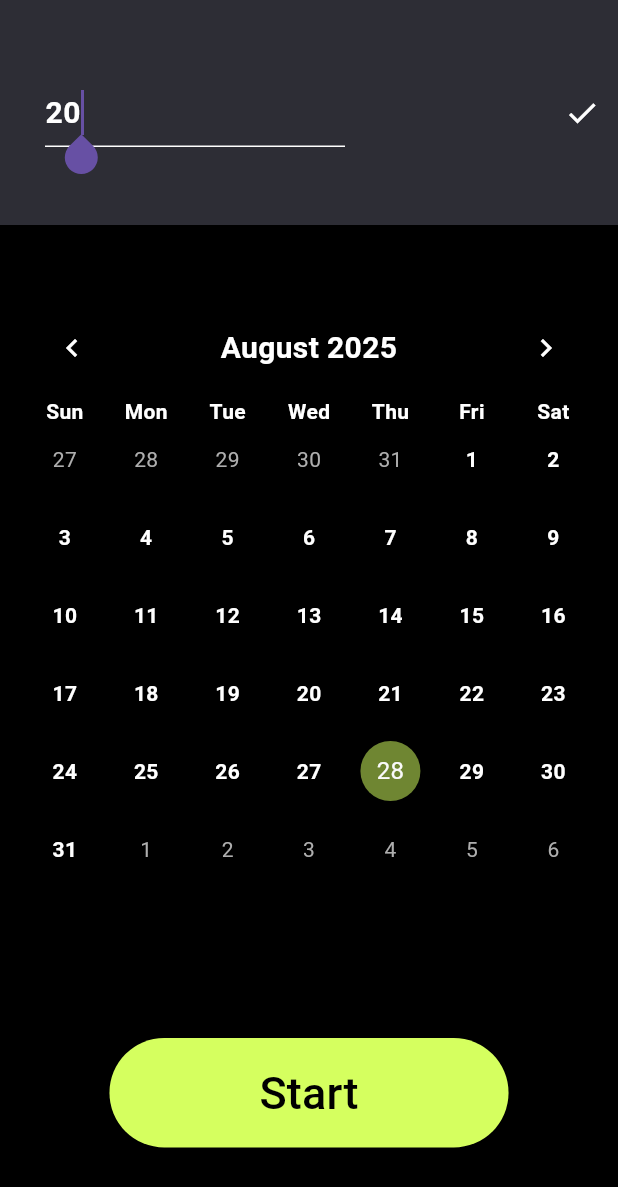
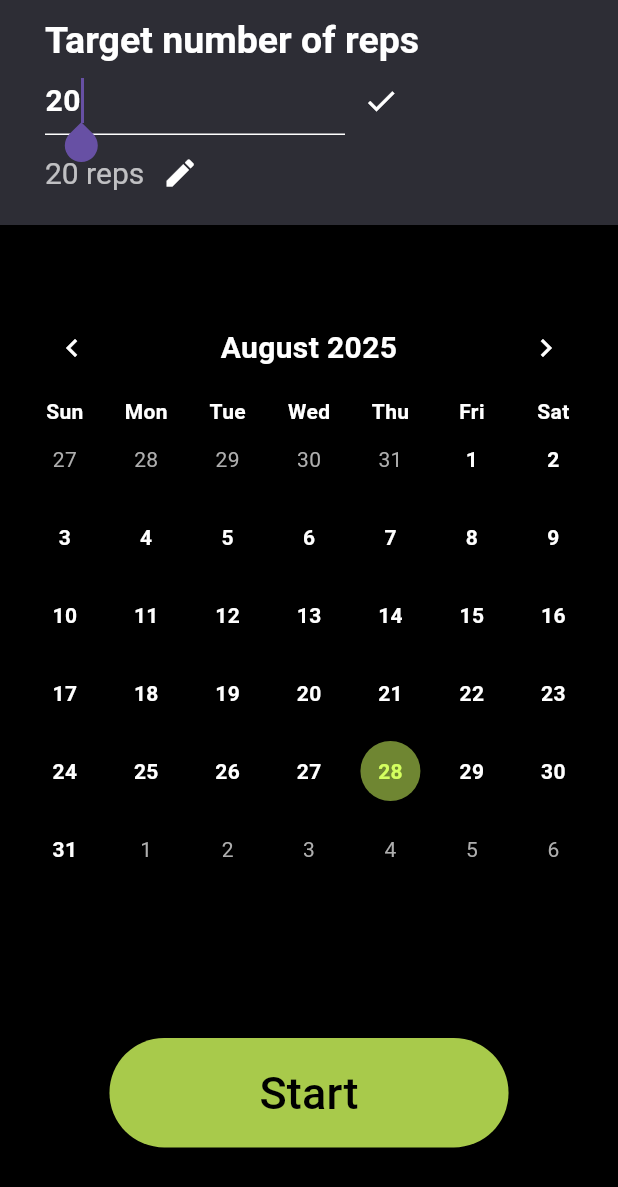
Before and after one commit to itomo2/push-app, a Flutter app: the screen it shows after launch, after a tap on the "edit" icon, on a phone screen of 412 x 824 dp. Shown: the top 1187 px of the screen. Run offline on Flutter 3.47's test engine with Material 3 defaults, Android fonts, the phone set to English and light mode, and no system bars; drawn by our look-alikes of table_calendar; our stand-ins replace hive, hive_flutter; missing offline and left inert: proximity_sensor; accounts and stored records are empty.

Commit message:
カレンダーのappbarの変更

```diff
--- a/push_app/lib/main.dart
+++ b/push_app/lib/main.dart
@@ -152,30 +152,59 @@ class _CalendarState extends State<Calendar> { // Calendar画面の状態管理
   DateTime _focusedDay = DateTime.now(); // 現在フォーカスされている日付
   DateTime? _selectedDay; // 選択された日付（未選択ならnull）
 
-  int _goalCount = 20; // 初期目標回数
-  bool _isEditing = false; // 編集モードかどうか
-  TextEditingController _controller = TextEditingController(); // 目標回数編集用コントローラー
+  int _pushUpGoalCount = 20; // 腕立て伏せの目標回数
+  int _sitUpGoalCount = 50;  // 腹筋の目標回数
+
+  bool _isPushUpEditing = false; // 腕立て伏せ編集モード
+  bool _isSitUpEditing = false;  // 腹筋編集モード
+
+  TextEditingController _pushUpController = TextEditingController(); // 腕立て伏せ編集用コントローラー
+  TextEditingController _sitUpController = TextEditingController();  // 腹筋編集用コントローラー
 
   @override
   void dispose() { // ウィジェット破棄時の処理
-    _controller.dispose(); // コントローラーの破棄
+    _pushUpController.dispose(); // コントローラーの破棄
+    _sitUpController.dispose();  // コントローラーの破棄
     super.dispose();
   }
 
-  void _startEditing() { // 編集モード開始
+  void _startPushUpEditing() { // 編集モード開始
     setState(() {
-      _isEditing = true; // 編集モードON
-      _controller.text = _goalCount.toString(); // 現在の目標回数をテキストフィールドにセット
+      _isPushUpEditing = true; // 編集モードON
+      _pushUpController.text = _pushUpGoalCount.toString(); // 現在の目標回数をテキストフィールドにセット
     });
   }
 
-  void _submitEditing() { // 編集内容を確定
-    final input = _controller.text; // 入力値取得
+  void _startSitUpEditing() { // 編集モード開始
+    setState(() {
+      _isSitUpEditing = true; // 編集モードON
+      _sitUpController.text = _sitUpGoalCount.toString(); // 現在の目標回数をテキストフィールドにセット
+    });
+  }
+
+  void _submitPushUpEditing() { // 編集内容を確定
+    final input = _pushUpController.text; // 入力値取得
     final parsed = int.tryParse(input); // 整数に変換
     if (parsed != null && parsed > 0) { // 正の整数なら
       setState(() {
-        _goalCount = parsed; // 目標回数を更新
-        _isEditing = false; // 編集モードOFF
+        _pushUpGoalCount = parsed; // 目標回数を更新
+        _isPushUpEditing = false; // 編集モードOFF
+      });
+    } else {
+      // 無効な入力の場合、アラート表示（SnackBar）
+      ScaffoldMessenger.of(context).showSnackBar(
+        SnackBar(content: Text('正の整数を入力してください')),
+      );
+    }
+  }
+
+  void _submitSitUpEditing() { // 編集内容を確定
+    final input = _sitUpController.text; // 入力値取得
+    final parsed = int.tryParse(input); // 整数に変換
+    if (parsed != null && parsed > 0) { // 正の整数なら
+      setState(() {
+        _sitUpGoalCount = parsed; // 目標回数を更新
+        _isSitUpEditing = false; // 編集モードOFF
       });
     } else {
       // 無効な入力の場合、アラート表示（SnackBar）
@@ -196,11 +225,19 @@ class _CalendarState extends State<Calendar> { // Calendar画面の状態管理
           padding: const EdgeInsets.only(left: 30), // 左に余白追加
           child:Align(
             alignment: Alignment.centerLeft, // 左寄せ
-            child: _isEditing // 編集モードかどうかで表示切替
-              ? SizedBox(
+            child: Column(
+              crossAxisAlignment: CrossAxisAlignment.start, // 左寄せ
+              children: [
+                Text(
+                  'Target number of reps', // 目標回数ラベル
+                  style: TextStyle(color: Colors.white, fontSize: 25, fontWeight: FontWeight.bold),
+                ),
+                _isPushUpEditing // 編集モードかどうかで表示切替
+                ? Row(children: [
+                  SizedBox(
                     width: 200,
                       child: TextField(
-                  controller: _controller, // 入力コントローラー
+                      controller: _pushUpController, // 入力コントローラー
                       autofocus: true, // 自動フォーカス
                       keyboardType: TextInputType.number, // 数値入力
                       style: TextStyle(color: Colors.white, fontSize: 20, fontWeight: FontWeight.bold), // テキストスタイル
@@ -212,35 +249,63 @@ class _CalendarState extends State<Calendar> { // Calendar画面の状態管理
                         isDense: true, // コンパクト表示
                         contentPadding: EdgeInsets.symmetric(vertical: 8), // パディング
                       ),
-                  onSubmitted: (_) => _submitEditing(), // Enterで確定
+                      onSubmitted: (_) => _submitPushUpEditing(), // Enterで確定
                     ),
-              )
-              : Column(
-                crossAxisAlignment: CrossAxisAlignment.start, // 左寄せ
-                children: [
+                  ),
+                  IconButton(
+                    icon: Icon(Icons.check, color: Colors.white), // 確定ボタン
+                    onPressed: _submitPushUpEditing, // 確定処理
+                  ),
+                ])
+                : Row(children: [
                   Text(
-                    'Target number of reps', // 目標回数ラベル
-                    style: TextStyle(color: Colors.white, fontSize: 25, fontWeight: FontWeight.bold),
-                  ),
-                  SizedBox(height: 8), // 余白
-                  Text(
-                    '$_goalCount reps', // 目標回数表示
+                    '$_pushUpGoalCount reps', // 目標回数表示
                     style: TextStyle(color: Colors.white70, fontSize: 20),
                   ),
-                ],
+                  IconButton(
+                    icon: Icon(Icons.edit, color: Colors.white), // 編集ボタン
+                    onPressed: _startPushUpEditing, // 編集開始
                   ),
-        ),),
-        actions: [
-          _isEditing // 編集モードかどうかでボタン切替
-              ? IconButton(
+                ],),
+                _isSitUpEditing // 編集モードかどうかで表示切替
+                ? Row(children: [
+                  SizedBox(
+                    width: 200,
+                      child: TextField(
+                      controller: _sitUpController, // 入力コントローラー
+                      autofocus: true, // 自動フォーカス
+                      keyboardType: TextInputType.number, // 数値入力
+                      style: TextStyle(color: Colors.white, fontSize: 20, fontWeight: FontWeight.bold), // テキストスタイル
+                      decoration: InputDecoration(
+                        hintText: 'Enter target reps', // ヒント
+                        hintStyle: TextStyle(color: Colors.white54), // ヒントの色
+                        border: UnderlineInputBorder(borderSide: BorderSide(color: Colors.white)), // 下線
+                        focusedBorder: UnderlineInputBorder(borderSide: BorderSide(color: Colors.white)), // フォーカス時の下線
+                        isDense: true, // コンパクト表示
+                        contentPadding: EdgeInsets.symmetric(vertical: 8), // パディング
+                      ),
+                      onSubmitted: (_) => _submitSitUpEditing(), // Enterで確定
+                    ),
+                  ),
+                  IconButton(
                     icon: Icon(Icons.check, color: Colors.white), // 確定ボタン
-                  onPressed: _submitEditing, // 確定処理
-                )
-              : IconButton(
+                    onPressed: _submitSitUpEditing, // 確定処理
+                  ),
+                ])
+                : Row(children: [
+                  Text(
+                    '$_pushUpGoalCount reps', // 目標回数表示
+                    style: TextStyle(color: Colors.white70, fontSize: 20),
+                  ),
+                  IconButton(
                     icon: Icon(Icons.edit, color: Colors.white), // 編集ボタン
-                  onPressed: _startEditing, // 編集開始
+                    onPressed: _startSitUpEditing, // 編集開始
                   ),
-        ],
+                ],)
+              ]
+            ),
+          ),
+        ),
       ),
 
       body: Stack(
@@ -279,6 +344,7 @@ class _CalendarState extends State<Calendar> { // Calendar画面の状態管理
                       color:Color.fromARGB(134, 212, 255, 95), // 今日の背景色
                       shape: BoxShape.circle, // 今日の形状
                     ),
+                    todayTextStyle: TextStyle(color: const Color.fromARGB(255, 212, 255, 95),fontWeight: FontWeight.w700), // 今日の日付の文字色
                   ),
                   headerStyle: HeaderStyle(
                     formatButtonVisible: false, // フォーマット切替ボタン非表示
@@ -303,7 +369,7 @@ class _CalendarState extends State<Calendar> { // Calendar画面の状態管理
                     );
                   },
                   style: ElevatedButton.styleFrom(
-                    backgroundColor: const Color(0xFFD5FF5F), // ボタンの背景色
+                    backgroundColor: const Color.fromARGB(202, 212, 255, 95), // ボタンの背景色
                     padding: const EdgeInsets.symmetric(horizontal: 100, vertical: 15), // ボタンの内側の余白
                     shape: RoundedRectangleBorder(
                       borderRadius: BorderRadius.circular(50), // ボタンの角を丸くする
```
Lines whose indentation alone changed are shown as unchanged.
